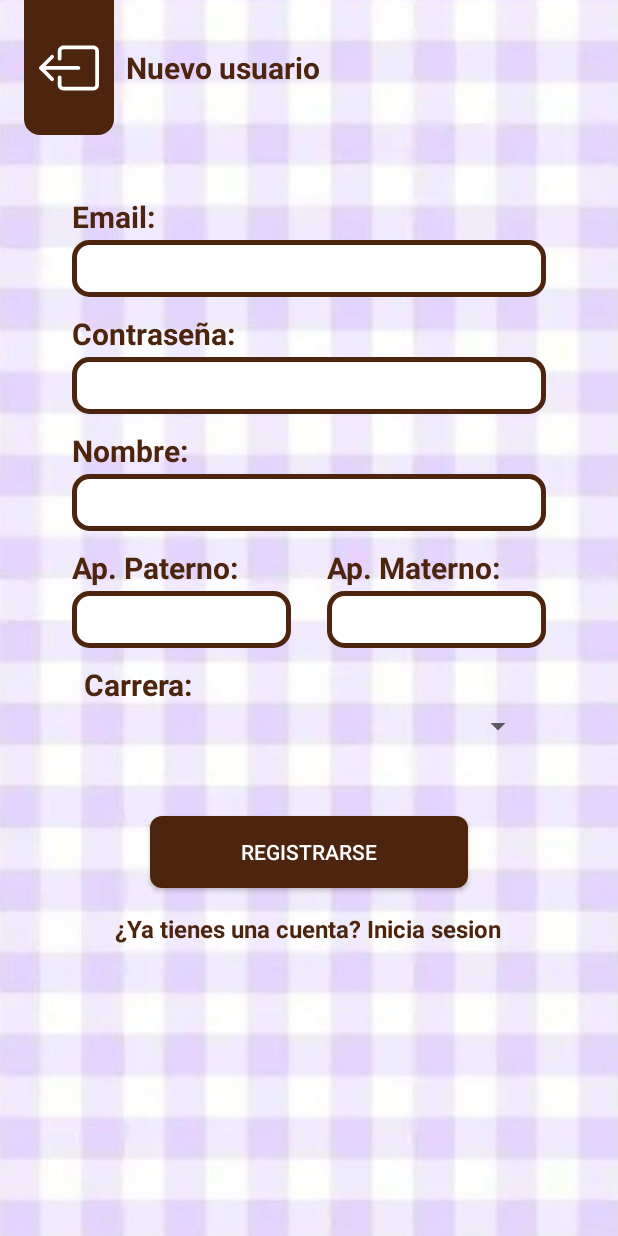
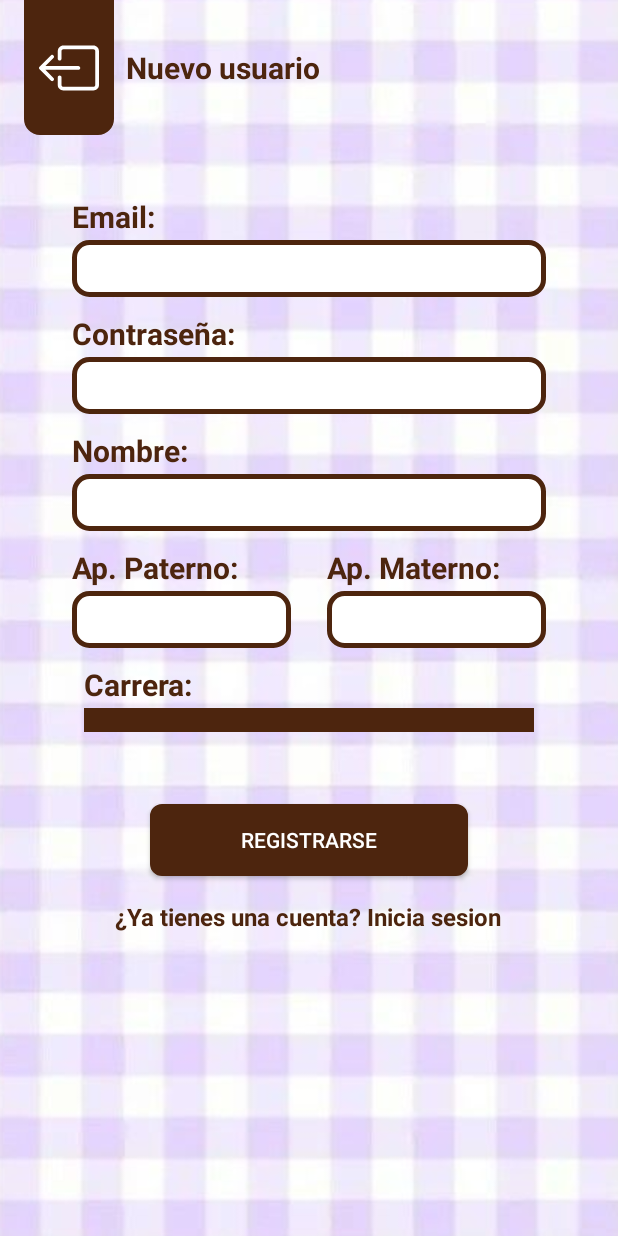
Before and after one commit to paolacuellar/POI, an Android app: the RegisterActivity screen opened directly, with no data from a screen before it, on a phone screen of 412 x 824 dp. Run offline under Robolectric (Android 15) with nearby library versions, the phone set to English and light mode, and no system bars; our stand-ins replace Firebase (no records; nobody signed in at launch, a user with empty details on screens opened directly); libraries missing offline, so code that uses them is left out: com.psm.hiring.

Commit message:
spinner medio hardcodeado

```diff
--- a/app/src/main/java/com/example/purrrfectpoi/RegisterActivity.kt
+++ b/app/src/main/java/com/example/purrrfectpoi/RegisterActivity.kt
@@ -27,7 +27,10 @@ class RegisterActivity : AppCompatActivity(), AdapterView.OnItemSelectedListener
     var editTextNombre : EditText? = null;
     var editTextApPaterno : EditText? = null;
     var editTextApMaterno : EditText? = null;
-    var spinnerCarrera : Spinner? = null;
+    private var spinnerCarrera : Spinner? = null;
+    private var carrerasFCFM: ArrayList<String>? = null
+    private var adapter: ArrayAdapter<String>? = null
+
 
     var usuarioRegister : UsuariosModel = UsuariosModel()
     var authRegister : AuthModel = AuthModel()
@@ -48,7 +51,12 @@ class RegisterActivity : AppCompatActivity(), AdapterView.OnItemSelectedListener
         this.editTextApPaterno = findViewById<EditText>(R.id.register_input_ap_paterno)
         this.editTextApMaterno = findViewById<EditText>(R.id.register_input_ap_materno)
 
-        var carrerasFCFM : ArrayList<String> = arrayListOf()
+        spinnerCarrera = findViewById<View>(R.id.register_spinner_carreras) as Spinner
+
+        //val carreras = arrayOf("LMAD", "LA", "LCC", "LSTI", "LM", "LF")
+
+//SPINNER LUISITO
+        /*var carrerasFCFM : ArrayList<String> = arrayListOf()
         db = FirebaseFirestore.getInstance()
         db.collection("Carrera").get()
             .addOnSuccessListener { documents ->
@@ -70,7 +78,17 @@ class RegisterActivity : AppCompatActivity(), AdapterView.OnItemSelectedListener
             spinnerCarrera!!.setAdapter(adapter)
         }
 
-        spinnerCarrera!!.onItemSelectedListener  = this
+        spinnerCarrera!!.onItemSelectedListener  = this*/
+
+        carrerasFCFM = ArrayList<String>()
+        adapter = ArrayAdapter(
+            this, android.R.layout.simple_spinner_dropdown_item,
+            carrerasFCFM!!
+        )
+        adapter!!.setDropDownViewResource(android.R.layout.simple_spinner_dropdown_item)
+        spinnerCarrera!!.setAdapter(adapter)
+
+        getData()
 
 
         this.btn_Register?.setOnClickListener {
@@ -103,6 +121,21 @@ class RegisterActivity : AppCompatActivity(), AdapterView.OnItemSelectedListener
 
         //usuarioRegister.Carrera = "5jUhUWbOUD9Yii3keJQ4"
         var Carrera = "5jUhUWbOUD9Yii3keJQ4"
+        //Carrera = spinnerCarrera!!.onItemSelectedListener.toString() ("LMAD", "LA", "LCC", "LSTI", "LM", "LF")
+        var seleccionado= spinnerCarrera!!.selectedItem.toString()
+        if (seleccionado == "LMAD") {
+            Carrera="5jUhUWbOUD9Yii3keJQ4"
+        } else if (seleccionado == "LA") {
+            Carrera="78Lrt79mpebGg4piZbgJ"
+        } else if (seleccionado == "LCC") {
+            Carrera="KmMgbsFVxWCFuhNPkAIX"
+        } else if (seleccionado == "LSTI") {
+            Carrera="SPiOCQvpmRXIJixYnVxu"
+        } else if (seleccionado == "LM") {
+            Carrera="cY2mjZ9piYm9lrSjYNpM"
+        } else if (seleccionado == "LF") {
+            Carrera="rTADytJi5ihy8LgvLySj"
+        }
         usuarioRegister.Carrera =  db.document("Carrera/${Carrera}")
 
         val validate_pass = isValidPassword(authRegister.Password)
@@ -186,6 +219,21 @@ class RegisterActivity : AppCompatActivity(), AdapterView.OnItemSelectedListener
 
     }
 
+    fun getData(){
+        db = FirebaseFirestore.getInstance()
+        db.collection("Carrera").get()
+            .addOnSuccessListener { documents ->
+                carrerasFCFM?.clear()
+                for (document in documents) {
+                    carrerasFCFM?.add(document.data.get("Nombre").toString())
+                }
+                adapter?.notifyDataSetChanged()
+            }
+            .addOnFailureListener { exception ->
+                Log.w(TAG, "Error consiguiendo Carreras", exception)
+                DataManager.showToast(this, "Error consiguiendo Carreras")
+            }
+    }
 
     override fun onItemSelected(parent: AdapterView<*>?, view: View?, position: Int, id: Long) {
         Log.d(TAG, "ENTRO EN EL ITEM SELECTED")
--- a/app/src/main/res/layout/activity_register.xml
+++ b/app/src/main/res/layout/activity_register.xml
@@ -234,13 +234,13 @@
         android:layout_marginStart="100dp"
         android:layout_marginTop="40dp"
         android:layout_marginEnd="100dp"
+        android:background="@color/coffee"
+        android:padding="8dp"
+        android:textColor="@color/coffee"
         app:layout_constraintEnd_toEndOf="parent"
         app:layout_constraintStart_toStartOf="parent"
-        app:layout_constraintTop_toBottomOf="@+id/register_input_ap_paterno"
-        android:padding="8dp"
-        android:textColor="@color/coffee"
 
-        />
+        app:layout_constraintTop_toBottomOf="@+id/register_input_ap_paterno" />
     <!--
         <Spinner
             android:id="@+id/register_spinner_carreras2"
--- a/app/src/main/res/layout/item_spinner.xml
+++ b/app/src/main/res/layout/item_spinner.xml
@@ -5,7 +5,7 @@
     android:layout_height="wrap_content"
     android:textSize="20sp"
     android:gravity="left"
-    android:background="#000000"
+    android:background="@color/coffee"
     android:text="Test"
     android:textColor="#ffffff"
     android:padding="5dp"
```
